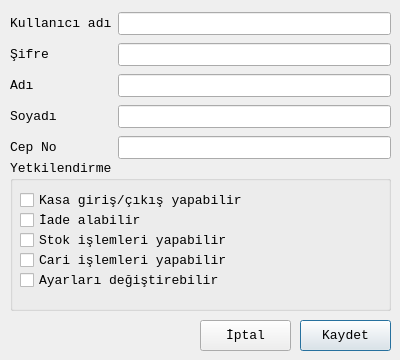
The window that kullanicidialogform.ui (mamoo81/bhss) describes before a commit, drawn with Qt 5.
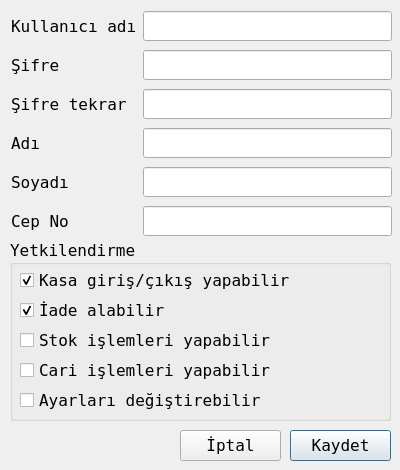
The same window after the commit. Icons and pictures are not drawn.

```diff
--- a/kullanicidialogform.ui
+++ b/kullanicidialogform.ui
@@ -7,25 +7,25 @@
     <x>0</x>
     <y>0</y>
     <width>400</width>
-    <height>360</height>
+    <height>470</height>
    </rect>
   </property>
   <property name="minimumSize">
    <size>
     <width>400</width>
-    <height>360</height>
+    <height>470</height>
    </size>
   </property>
   <property name="maximumSize">
    <size>
     <width>400</width>
-    <height>360</height>
+    <height>470</height>
    </size>
   </property>
   <property name="font">
    <font>
-    <family>Monospace</family>
-    <pointsize>10</pointsize>
+    <family>Bitstream Vera Sans Mono</family>
+    <pointsize>12</pointsize>
    </font>
   </property>
   <property name="windowTitle">
@@ -34,36 +34,56 @@
   <widget class="QPushButton" name="pushButton">
    <property name="geometry">
     <rect>
-     <x>300</x>
-     <y>320</y>
-     <width>91</width>
+     <x>290</x>
+     <y>430</y>
+     <width>101</width>
      <height>31</height>
     </rect>
    </property>
    <property name="text">
     <string>Kaydet</string>
    </property>
+   <property name="icon">
+    <iconset resource="images.qrc">
+     <normaloff>:/images/ui/check.png</normaloff>:/images/ui/check.png</iconset>
+   </property>
+   <property name="iconSize">
+    <size>
+     <width>22</width>
+     <height>22</height>
+    </size>
+   </property>
   </widget>
   <widget class="QPushButton" name="pushButton_2">
    <property name="geometry">
     <rect>
-     <x>200</x>
-     <y>320</y>
-     <width>91</width>
+     <x>180</x>
+     <y>430</y>
+     <width>101</width>
      <height>31</height>
     </rect>
    </property>
    <property name="text">
     <string>İptal</string>
    </property>
+   <property name="icon">
+    <iconset resource="images.qrc">
+     <normaloff>:/images/ui/remove.png</normaloff>:/images/ui/remove.png</iconset>
+   </property>
+   <property name="iconSize">
+    <size>
+     <width>22</width>
+     <height>22</height>
+    </size>
+   </property>
   </widget>
   <widget class="QGroupBox" name="groupBox">
    <property name="geometry">
     <rect>
      <x>10</x>
-     <y>160</y>
+     <y>240</y>
      <width>381</width>
-     <height>151</height>
+     <height>181</height>
     </rect>
    </property>
    <property name="title">
@@ -73,8 +93,8 @@
     <property name="geometry">
      <rect>
       <x>10</x>
-      <y>70</y>
-      <width>321</width>
+      <y>90</y>
+      <width>361</width>
       <height>21</height>
      </rect>
     </property>
@@ -87,33 +107,39 @@
      <rect>
       <x>10</x>
       <y>30</y>
-      <width>321</width>
+      <width>361</width>
       <height>21</height>
      </rect>
     </property>
     <property name="text">
      <string>Kasa giriş/çıkış yapabilir</string>
     </property>
+    <property name="checked">
+     <bool>true</bool>
+    </property>
    </widget>
    <widget class="QCheckBox" name="IadecheckBox">
     <property name="geometry">
      <rect>
       <x>10</x>
-      <y>50</y>
-      <width>321</width>
+      <y>60</y>
+      <width>361</width>
       <height>21</height>
      </rect>
     </property>
     <property name="text">
      <string>İade alabilir</string>
     </property>
+    <property name="checked">
+     <bool>true</bool>
+    </property>
    </widget>
    <widget class="QCheckBox" name="AyarcheckBox">
     <property name="geometry">
      <rect>
       <x>10</x>
-      <y>110</y>
-      <width>321</width>
+      <y>150</y>
+      <width>361</width>
       <height>21</height>
      </rect>
     </property>
@@ -125,8 +151,8 @@
     <property name="geometry">
      <rect>
       <x>10</x>
-      <y>90</y>
-      <width>321</width>
+      <y>120</y>
+      <width>361</width>
       <height>21</height>
      </rect>
     </property>
@@ -135,13 +161,13 @@
     </property>
    </widget>
   </widget>
-  <widget class="QWidget" name="layoutWidget">
+  <widget class="QWidget" name="">
    <property name="geometry">
     <rect>
-     <x>10</x>
-     <y>10</y>
+     <x>11</x>
+     <y>8</y>
      <width>381</width>
-     <height>151</height>
+     <height>231</height>
     </rect>
    </property>
    <layout class="QGridLayout" name="gridLayout">
@@ -153,7 +179,14 @@
      </widget>
     </item>
     <item row="0" column="1">
-     <widget class="QLineEdit" name="UserNamelineEdit"/>
+     <widget class="QLineEdit" name="UserNamelineEdit">
+      <property name="font">
+       <font>
+        <family>Monospace</family>
+        <pointsize>14</pointsize>
+       </font>
+      </property>
+     </widget>
     </item>
     <item row="1" column="0">
      <widget class="QLabel" name="label_2">
@@ -163,37 +196,94 @@
      </widget>
     </item>
     <item row="1" column="1">
-     <widget class="QLineEdit" name="PasswordlineEdit"/>
+     <widget class="QLineEdit" name="PasswordlineEdit">
+      <property name="font">
+       <font>
+        <family>Monospace</family>
+        <pointsize>14</pointsize>
+       </font>
+      </property>
+      <property name="inputMask">
+       <string/>
+      </property>
+      <property name="echoMode">
+       <enum>QLineEdit::Password</enum>
+      </property>
+     </widget>
     </item>
     <item row="2" column="0">
-     <widget class="QLabel" name="label_3">
+     <widget class="QLabel" name="label_6">
       <property name="text">
-       <string>Adı</string>
+       <string>Şifre tekrar</string>
       </property>
      </widget>
     </item>
     <item row="2" column="1">
-     <widget class="QLineEdit" name="AdlineEdit"/>
+     <widget class="QLineEdit" name="PasswordlineEdit_2">
+      <property name="font">
+       <font>
+        <family>Monospace</family>
+        <pointsize>14</pointsize>
+       </font>
+      </property>
+      <property name="inputMask">
+       <string/>
+      </property>
+      <property name="echoMode">
+       <enum>QLineEdit::Password</enum>
+      </property>
+     </widget>
     </item>
     <item row="3" column="0">
-     <widget class="QLabel" name="label_4">
+     <widget class="QLabel" name="label_3">
       <property name="text">
-       <string>Soyadı</string>
+       <string>Adı</string>
       </property>
      </widget>
     </item>
     <item row="3" column="1">
-     <widget class="QLineEdit" name="SoyadlineEdit"/>
+     <widget class="QLineEdit" name="AdlineEdit">
+      <property name="font">
+       <font>
+        <family>Monospace</family>
+        <pointsize>14</pointsize>
+       </font>
+      </property>
+     </widget>
     </item>
     <item row="4" column="0">
+     <widget class="QLabel" name="label_4">
+      <property name="text">
+       <string>Soyadı</string>
+      </property>
+     </widget>
+    </item>
+    <item row="4" column="1">
+     <widget class="QLineEdit" name="SoyadlineEdit">
+      <property name="font">
+       <font>
+        <family>Monospace</family>
+        <pointsize>14</pointsize>
+       </font>
+      </property>
+     </widget>
+    </item>
+    <item row="5" column="0">
      <widget class="QLabel" name="label_5">
       <property name="text">
        <string>Cep No</string>
       </property>
      </widget>
     </item>
-    <item row="4" column="1">
-     <widget class="QLineEdit" name="CepNolineEdit"/>
+    <item row="5" column="1">
+     <widget class="QLineEdit" name="CepNolineEdit">
+      <property name="font">
+       <font>
+        <family>Monospace</family>
+        <pointsize>14</pointsize>
+       </font>
+      </property>
+     </widget>
     </item>
    </layout>
   </widget>
```
Left out of the diff: 5 changed lines with no effect on the pictures.
